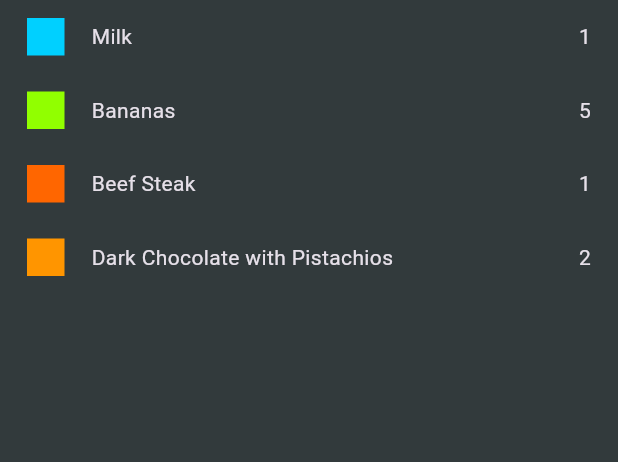
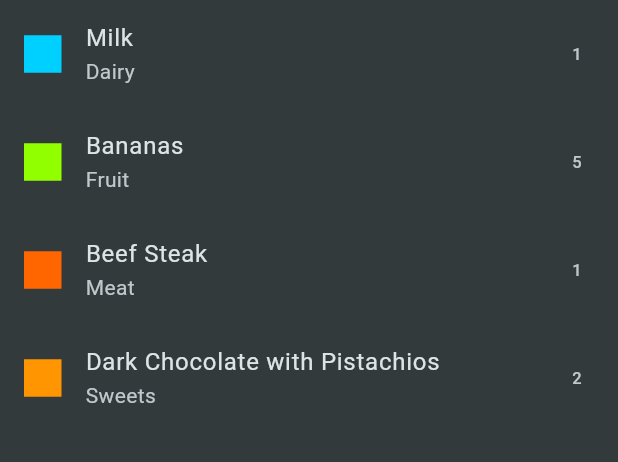
Before and after one commit to FatihYigit35/shopping_notes, a Flutter app: the screen it shows after launch, on a phone screen of 412 x 824 dp, the part 84-546 px from its top. Run offline on Flutter 3.47's test engine with Material 3 defaults, Android fonts, the light colour scheme and no system bars.

Commit message:
list item convert row to listtile

```diff
--- a/lib/main.dart
+++ b/lib/main.dart
@@ -1,6 +1,4 @@
 import 'package:flutter/material.dart';
-import 'package:shopping_notes/data/dummy_items.dart';
-import 'package:shopping_notes/widget/shopping_note_item.dart';
 import 'package:shopping_notes/widget/shopping_notes.dart';
 
 void main() {
@@ -23,6 +21,7 @@ class MyApp extends StatelessWidget {
         ),
         scaffoldBackgroundColor: const Color.fromARGB(255, 50, 58, 60),
       ),
-        home: const ShoppingNotes());
+      home: const ShoppingNotes(),
+    );
   }
 }
--- a/lib/widget/shopping_note_item.dart
+++ b/lib/widget/shopping_note_item.dart
@@ -7,38 +7,51 @@ class ShoppingNoteItem extends StatelessWidget {
 
   @override
   Widget build(BuildContext context) {
-    return Padding(
-      padding: const EdgeInsets.symmetric(
-        vertical: 4,
-        horizontal: 10,
+    return ListTile(
+      leading: Container(
+        width: 25,
+        height: 25,
+        color: item.category.color,
       ),
-      child: Row(
-        children: [
-          Padding(
-            padding: const EdgeInsets.all(8.0),
-            child: Container(
-              width: 25,
-              height: 25,
-              color: item.category.color,
-            ),
-          ),
-          const SizedBox(
-            width: 10,
-          ),
-          Expanded(
-            child: Text(item.name),
-          ),
-          const SizedBox(
-            width: 10,
-          ),
-          Padding(
-            padding: const EdgeInsets.all(8.0),
-            child: Text(
-              item.quantity.toString(),
-            ),
-          ),
-        ],
-      ),
+      title: Text(item.name),
+      subtitle: Text(item.category.title),
+      trailing: Text(item.quantity.toString()),
     );
   }
+  // @override
+  // Widget build(BuildContext context) {
+  //   return Padding(
+  //     padding: const EdgeInsets.symmetric(
+  //       vertical: 4,
+  //       horizontal: 10,
+  //     ),
+  //     child: Row(
+  //       children: [
+  //         Padding(
+  //           padding: const EdgeInsets.all(8.0),
+  //           child: Container(
+  //             width: 25,
+  //             height: 25,
+  //             color: item.category.color,
+  //           ),
+  //         ),
+  //         const SizedBox(
+  //           width: 10,
+  //         ),
+  //         Expanded(
+  //           child: Text(item.name),
+  //         ),
+  //         const SizedBox(
+  //           width: 10,
+  //         ),
+  //         Padding(
+  //           padding: const EdgeInsets.all(8.0),
+  //           child: Text(
+  //             item.quantity.toString(),
+  //           ),
+  //         ),
+  //       ],
+  //     ),
+  //   );
+  // }
 }
```
Lines whose indentation alone changed are shown as unchanged.
